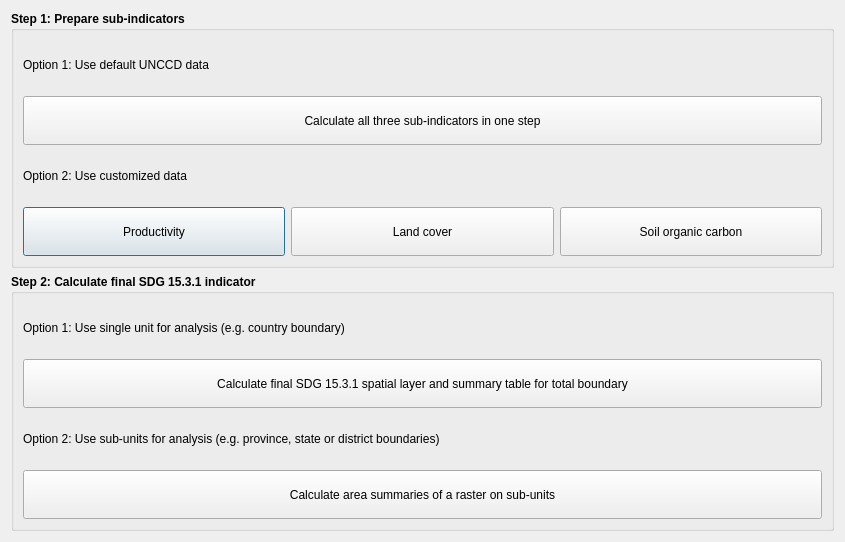
Qt form LDMP/gui/DlgCalculateLD.ui (ConservationInternational/trends.earth) before a commit.
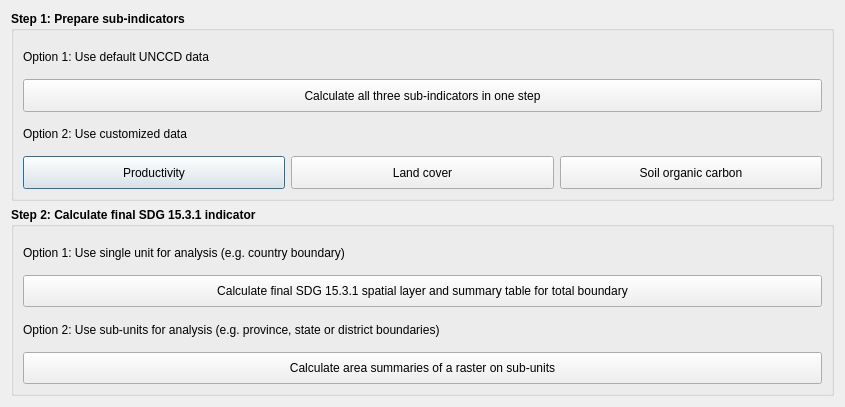
The same form after that commit.

The edit to the form file:
```diff
--- a/LDMP/gui/DlgCalculateLD.ui
+++ b/LDMP/gui/DlgCalculateLD.ui
@@ -10,11 +10,11 @@
     <x>0</x>
     <y>0</y>
     <width>845</width>
-    <height>542</height>
+    <height>407</height>
    </rect>
   </property>
   <property name="sizePolicy">
-   <sizepolicy hsizetype="Fixed" vsizetype="Fixed">
+   <sizepolicy hsizetype="Fixed" vsizetype="Minimum">
     <horstretch>0</horstretch>
     <verstretch>0</verstretch>
    </sizepolicy>
```
